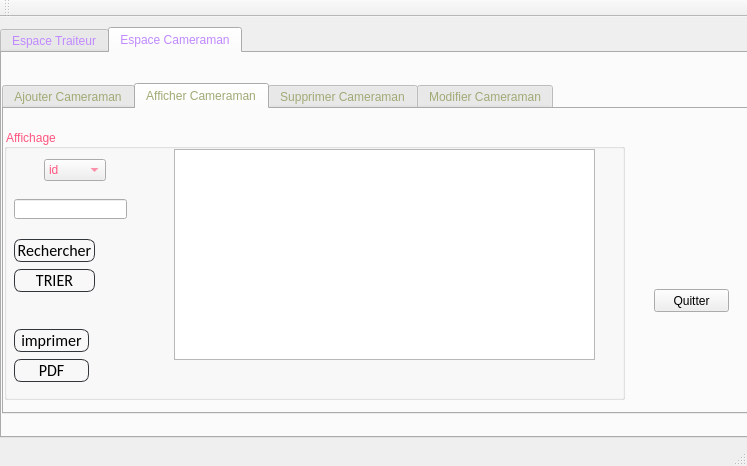
The window that Atelier_Connexion/mainwindow.ui (melek007/smart_wedding_2a09) describes before a commit, drawn with Qt 5.
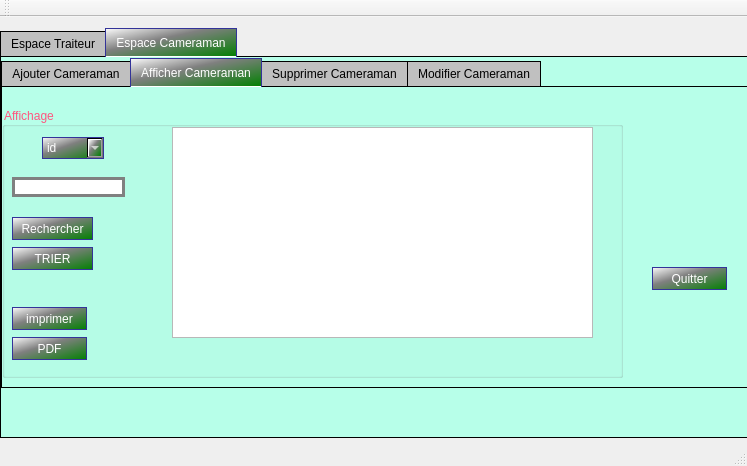
The same window after the commit. The open tabs and pages were chosen to show the change. Icons and pictures are not drawn.

Patch:
```diff
--- a/Atelier_Connexion/mainwindow.ui
+++ b/Atelier_Connexion/mainwindow.ui
@@ -24,8 +24,100 @@
      </rect>
     </property>
     <property name="styleSheet">
-     <string notr="true">font: 75 italic 11pt &quot;Times New Roman&quot;;
-color: rgb(192, 137, 255);</string>
+     <string notr="true">QTabWidget::pane {
+    border: 1px solid black;
+    background: rgb(183, 255, 233);
+}
+
+QTabWidget::tab-bar:top {
+    top: 1px;
+}
+
+QTabWidget::tab-bar:bottom {
+    bottom: 1px;
+}
+
+QTabWidget::tab-bar:left {
+    right: 1px;
+}
+
+QTabWidget::tab-bar:right {
+    left: 1px;
+}
+
+QTabBar::tab {
+    border: 1px solid black;
+}
+
+QTabBar::tab:selected {
+   color: white;
+background-color: qlineargradient(x1: 0, y1: 0, x2: 1, y2: 1,stop: 0 white, stop: 0.4 gray,stop: 1 green);
+border-width: 1px;
+border-color: #339;
+border-style: solid;
+}
+
+QTabBar::tab:!selected {
+    background: silver;
+}
+
+QTabBar::tab:!selected:hover {
+    background: #999;
+}
+
+QTabBar::tab:top:!selected {
+    margin-top: 3px;
+}
+
+QTabBar::tab:bottom:!selected {
+    margin-bottom: 3px;
+}
+
+QTabBar::tab:top, QTabBar::tab:bottom {
+    min-width: 8ex;
+    margin-right: -1px;
+    padding: 5px 10px 5px 10px;
+}
+
+QTabBar::tab:top:selected {
+    border-bottom-color: none;
+}
+
+QTabBar::tab:bottom:selected {
+    border-top-color: none;
+}
+
+QTabBar::tab:top:last, QTabBar::tab:bottom:last,
+QTabBar::tab:top:only-one, QTabBar::tab:bottom:only-one {
+    margin-right: 0;
+}
+
+QTabBar::tab:left:!selected {
+    margin-right: 3px;
+}
+
+QTabBar::tab:right:!selected {
+    margin-left: 3px;
+}
+
+QTabBar::tab:left, QTabBar::tab:right {
+    min-height: 8ex;
+    margin-bottom: -1px;
+    padding: 10px 5px 10px 5px;
+}
+
+QTabBar::tab:left:selected {
+    border-left-color: none;
+}
+
+QTabBar::tab:right:selected {
+    border-right-color: blue;
+}
+
+QTabBar::tab:left:last, QTabBar::tab:right:last,
+QTabBar::tab:left:only-one, QTabBar::tab:right:only-one {
+    margin-bottom: 0;
+}</string>
     </property>
     <property name="tabPosition">
      <enum>QTabWidget::North</enum>
@@ -701,14 +793,106 @@
       <property name="geometry">
        <rect>
         <x>0</x>
-        <y>30</y>
+        <y>0</y>
         <width>751</width>
         <height>331</height>
        </rect>
       </property>
       <property name="styleSheet">
-       <string notr="true">font: 75 italic 11pt &quot;Times New Roman&quot;;
-color: rgb(160, 170, 117);</string>
+       <string notr="true">QTabWidget::pane {
+    border: 1px solid black;
+    background: rgb(183, 255, 233);
+}
+
+QTabWidget::tab-bar:top {
+    top: 1px;
+}
+
+QTabWidget::tab-bar:bottom {
+    bottom: 1px;
+}
+
+QTabWidget::tab-bar:left {
+    right: 1px;
+}
+
+QTabWidget::tab-bar:right {
+    left: 1px;
+}
+
+QTabBar::tab {
+    border: 1px solid black;
+}
+
+QTabBar::tab:selected {
+   color: white;
+background-color: qlineargradient(x1: 0, y1: 0, x2: 1, y2: 1,stop: 0 white, stop: 0.4 gray,stop: 1 green);
+border-width: 1px;
+border-color: #339;
+border-style: solid;
+}
+
+QTabBar::tab:!selected {
+    background: silver;
+}
+
+QTabBar::tab:!selected:hover {
+    background: #999;
+}
+
+QTabBar::tab:top:!selected {
+    margin-top: 3px;
+}
+
+QTabBar::tab:bottom:!selected {
+    margin-bottom: 3px;
+}
+
+QTabBar::tab:top, QTabBar::tab:bottom {
+    min-width: 8ex;
+    margin-right: -1px;
+    padding: 5px 10px 5px 10px;
+}
+
+QTabBar::tab:top:selected {
+    border-bottom-color: none;
+}
+
+QTabBar::tab:bottom:selected {
+    border-top-color: none;
+}
+
+QTabBar::tab:top:last, QTabBar::tab:bottom:last,
+QTabBar::tab:top:only-one, QTabBar::tab:bottom:only-one {
+    margin-right: 0;
+}
+
+QTabBar::tab:left:!selected {
+    margin-right: 3px;
+}
+
+QTabBar::tab:right:!selected {
+    margin-left: 3px;
+}
+
+QTabBar::tab:left, QTabBar::tab:right {
+    min-height: 8ex;
+    margin-bottom: -1px;
+    padding: 10px 5px 10px 5px;
+}
+
+QTabBar::tab:left:selected {
+    border-left-color: none;
+}
+
+QTabBar::tab:right:selected {
+    border-right-color: blue;
+}
+
+QTabBar::tab:left:last, QTabBar::tab:right:last,
+QTabBar::tab:left:only-one, QTabBar::tab:right:only-one {
+    margin-bottom: 0;
+}</string>
       </property>
       <property name="currentIndex">
        <number>1</number>
@@ -987,6 +1171,14 @@
            <height>20</height>
           </rect>
          </property>
+         <property name="styleSheet">
+          <string notr="true">QLineEdit {
+	font: 75 8pt &quot;MS Shell Dlg 2&quot;;
+border: 3px solid gray;
+border-radius: 70pxt;
+background: white;
+}</string>
+         </property>
         </widget>
         <widget class="QPushButton" name="pushButton_3">
          <property name="geometry">
@@ -1000,24 +1192,16 @@
          <property name="styleSheet">
           <string notr="true">QPushButton
 {
-	background: transparent;
-	border-style:solid;
-	border-radius:7px;
-	border-width:1px;
-border-color: rgb(50, 53, 57);
-	color:rgb(0,0,0);
-	font-size:16px;
-font-family:Calibri;
-}
+ color: white;
+background-color: qlineargradient(x1: 0, y1: 0, x2: 1, y2: 1,stop: 0 white, stop: 0.4 gray,stop: 1 green);
+border-width: 1px;
+border-color: #339;
+	font: 12pt &quot;MS Shell Dlg 2&quot;;
+border-style: solid;
+font: 11pt &quot;MS Shell Dlg 2&quot;;
 
-QPushButton:hover
-{
-	background-color: #00000000;
-	border-color: rgb(30, 227, 0);
-	/*color:rgb(30, 227, 0);*/
 }
-
-QPushButton:focus
+QPushButton:pressed
 {
 	background-color:  rgb(30, 227, 0);
 	border-color: rgba(30, 227, 0,0);
@@ -1040,24 +1224,16 @@
          <property name="styleSheet">
           <string notr="true">QPushButton
 {
-	background: transparent;
-	border-style:solid;
-	border-radius:7px;
-	border-width:1px;
-border-color: rgb(50, 53, 57);
-	color:rgb(0,0,0);
-	font-size:16px;
-font-family:Calibri;
-}
+ color: white;
+background-color: qlineargradient(x1: 0, y1: 0, x2: 1, y2: 1,stop: 0 white, stop: 0.4 gray,stop: 1 green);
+border-width: 1px;
+border-color: #339;
+	font: 12pt &quot;MS Shell Dlg 2&quot;;
+border-style: solid;
+font: 11pt &quot;MS Shell Dlg 2&quot;;
 
-QPushButton:hover
-{
-	background-color: #00000000;
-	border-color: rgb(30, 227, 0);
-	/*color:rgb(30, 227, 0);*/
 }
-
-QPushButton:focus
+QPushButton:pressed
 {
 	background-color:  rgb(30, 227, 0);
 	border-color: rgba(30, 227, 0,0);
@@ -1077,6 +1253,15 @@
            <height>22</height>
           </rect>
          </property>
+         <property name="styleSheet">
+          <string notr="true">QComboBox {
+color: white;
+background-color: qlineargradient(x1: 0, y1: 0, x2: 1, y2: 1,stop: 0 white, stop: 0.4 gray,stop: 1 green);
+border-width: 1px;
+border-color: #339;
+border-style: solid;
+}</string>
+         </property>
          <item>
           <property name="text">
            <string>id</string>
@@ -1105,24 +1290,16 @@
          <property name="styleSheet">
           <string notr="true">QPushButton
 {
-	background: transparent;
-	border-style:solid;
-	border-radius:7px;
-	border-width:1px;
-border-color: rgb(50, 53, 57);
-	color:rgb(0,0,0);
-	font-size:16px;
-font-family:Calibri;
-}
+ color: white;
+background-color: qlineargradient(x1: 0, y1: 0, x2: 1, y2: 1,stop: 0 white, stop: 0.4 gray,stop: 1 green);
+border-width: 1px;
+border-color: #339;
+	font: 12pt &quot;MS Shell Dlg 2&quot;;
+border-style: solid;
+font: 11pt &quot;MS Shell Dlg 2&quot;;
 
-QPushButton:hover
-{
-	background-color: #00000000;
-	border-color: rgb(30, 227, 0);
-	/*color:rgb(30, 227, 0);*/
 }
-
-QPushButton:focus
+QPushButton:pressed
 {
 	background-color:  rgb(30, 227, 0);
 	border-color: rgba(30, 227, 0,0);
@@ -1145,24 +1322,16 @@
          <property name="styleSheet">
           <string notr="true">QPushButton
 {
-	background: transparent;
-	border-style:solid;
-	border-radius:7px;
-	border-width:1px;
-border-color: rgb(50, 53, 57);
-	color:rgb(0,0,0);
-	font-size:16px;
-font-family:Calibri;
-}
+ color: white;
+background-color: qlineargradient(x1: 0, y1: 0, x2: 1, y2: 1,stop: 0 white, stop: 0.4 gray,stop: 1 green);
+border-width: 1px;
+border-color: #339;
+	font: 12pt &quot;MS Shell Dlg 2&quot;;
+border-style: solid;
+font: 11pt &quot;MS Shell Dlg 2&quot;;
 
-QPushButton:hover
-{
-	background-color: #00000000;
-	border-color: rgb(30, 227, 0);
-	/*color:rgb(30, 227, 0);*/
 }
-
-QPushButton:focus
+QPushButton:pressed
 {
 	background-color:  rgb(30, 227, 0);
 	border-color: rgba(30, 227, 0,0);
@@ -1184,8 +1353,21 @@
          </rect>
         </property>
         <property name="styleSheet">
-         <string notr="true">color: rgb(0, 0, 0);
-font: 75 10pt &quot;MS Shell Dlg 2&quot;;</string>
+         <string notr="true">QPushButton
+{
+ color: white;
+background-color: qlineargradient(x1: 0, y1: 0, x2: 1, y2: 1,stop: 0 white, stop: 0.4 gray,stop: 1 green);
+border-width: 1px;
+border-color: #339;
+	font: 12pt &quot;MS Shell Dlg 2&quot;;
+border-style: solid;
+font: 11pt &quot;MS Shell Dlg 2&quot;;
+
+}
+QPushButton:pressed
+{
+    background-color: QLinearGradient( x1: 0, y1: 0, x2: 0, y2: 1, stop: 0 #2d2d2d, stop: 0.1 #2b2b2b, stop: 0.5 #292929, stop: 0.9 #282828, stop: 1 #252525);
+}</string>
         </property>
         <property name="text">
          <string>Quitter</string>
```
Left out of the diff: 736 changed lines with no effect on the pictures.
